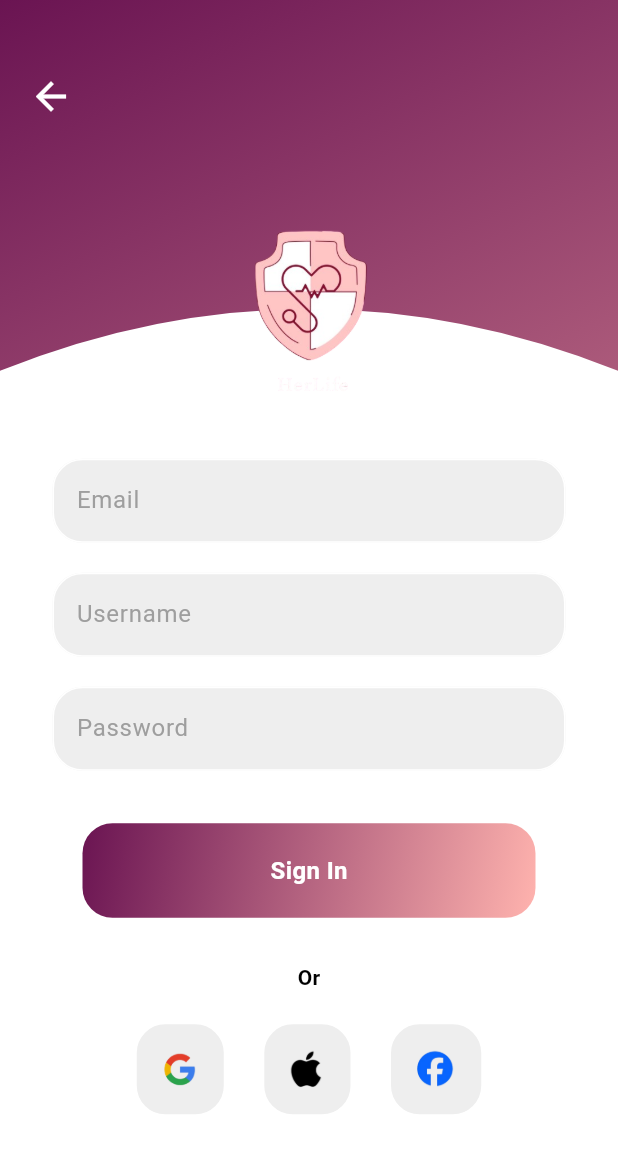
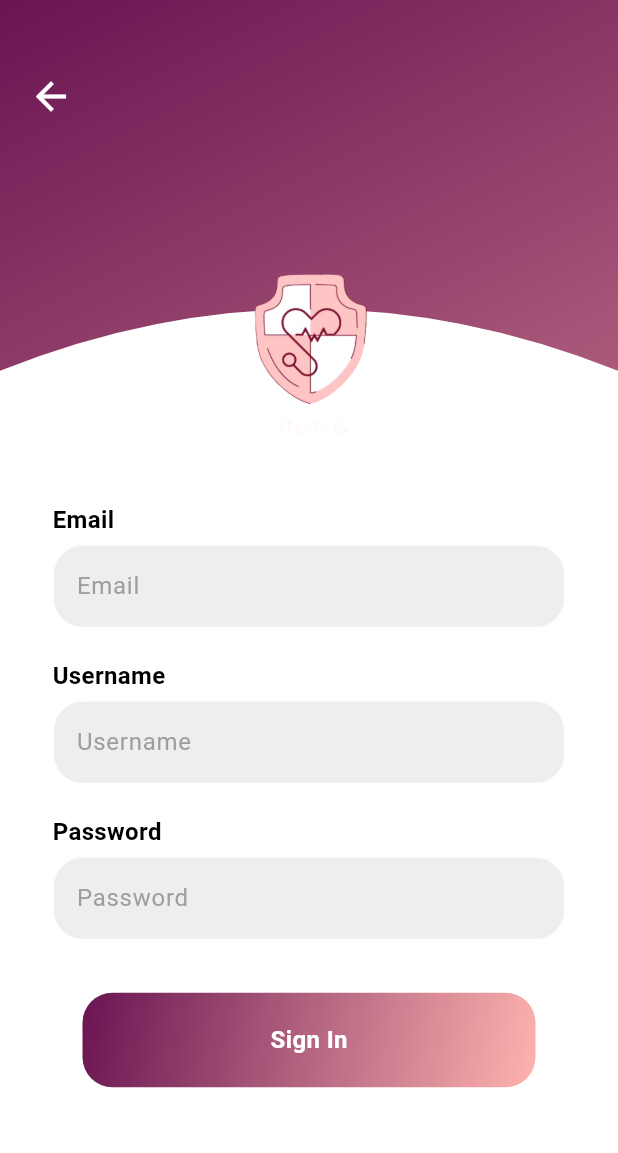
Before and after one commit to eyyah/herlife, a Flutter app: the SignupPage screen opened by its route, on a phone screen of 412 x 824 dp. Shown: the top 1153 px of the screen. Run offline on Flutter 3.47's test engine with Material 3 defaults, Android fonts, the phone set to English and light mode, and no system bars; our stand-ins replace go_router, sqflite; accounts and stored records are empty.

```diff
--- a/lib/pages/signup_page.dart
+++ b/lib/pages/signup_page.dart
@@ -112,10 +112,21 @@ class SignupPage extends StatelessWidget {
                     // Email Textfield
                     Padding(
                       padding: const EdgeInsets.symmetric(horizontal: 35.0),
-                      child: MyTextField(
+                      child:
+                        Column(
+                          crossAxisAlignment: CrossAxisAlignment.start,
+                          children: [
+                            const Text(
+                              'Email',
+                              style: TextStyle(color: Colors.black, fontSize: 16, fontWeight: FontWeight.bold),
+                            ),
+                            const SizedBox(height: 5),
+                            MyTextField(
                               controller: emailController,
                               hintText: 'Email',
                               obscureText: false,
+                            ),
+                          ],
                         ),
                     ),
                     const SizedBox(height: 20),
@@ -123,10 +134,20 @@ class SignupPage extends StatelessWidget {
                     // Username Textfield
                     Padding(
                       padding: const EdgeInsets.symmetric(horizontal: 35.0),
-                      child: MyTextField(
+                      child: Column(
+                          crossAxisAlignment: CrossAxisAlignment.start,
+                          children: [
+                            const Text(
+                              'Username',
+                              style: TextStyle(color: Colors.black, fontSize: 16, fontWeight: FontWeight.bold),
+                            ),
+                            const SizedBox(height: 5),
+                            MyTextField(
                               controller: usernameController,
                               hintText: 'Username',
                               obscureText: false,
+                            ),
+                          ],
                         ),
                     ),
                     const SizedBox(height: 20),
@@ -134,10 +155,21 @@ class SignupPage extends StatelessWidget {
                     // Password Textfield
                     Padding(
                       padding: const EdgeInsets.symmetric(horizontal: 35.0),
-                      child: MyTextField(
+                      child:
+                      Column(
+                          crossAxisAlignment: CrossAxisAlignment.start,
+                          children: [
+                            const Text(
+                              'Password',
+                              style: TextStyle(color: Colors.black, fontSize: 16, fontWeight: FontWeight.bold),
+                            ),
+                            const SizedBox(height: 5),
+                              MyTextField(
                               controller: passwordController,
                               hintText: 'Password',
                               obscureText: true,
+                            ),
+                          ],
                         ),
                     ),
                     const SizedBox(height: 35),
@@ -152,27 +184,6 @@ class SignupPage extends StatelessWidget {
                     ),
 
                     const SizedBox(height: 30),
-
-                    // Or separator
-                    const Text(
-                      'Or',
-                      style: TextStyle(color: Colors.black, fontWeight: FontWeight.bold),
-                    ),
-
-                    const SizedBox(height: 20),
-
-                    // Social Media Buttons
-                    const Row(
-                      mainAxisAlignment: MainAxisAlignment.center,
-                      children: [
-                        SquareTile(imagePath: 'lib/images/google.png'),
-                        SizedBox(width: 25),
-                        SquareTile(imagePath: 'lib/images/apple.png'),
-                        SizedBox(width: 25),
-                        SquareTile(imagePath: 'lib/images/facebook.png'),
-                      ],
-                    ),
-                    const SizedBox(height: 40),
                   ],
                 ),
               ),
```
Lines whose indentation alone changed are shown as unchanged.
